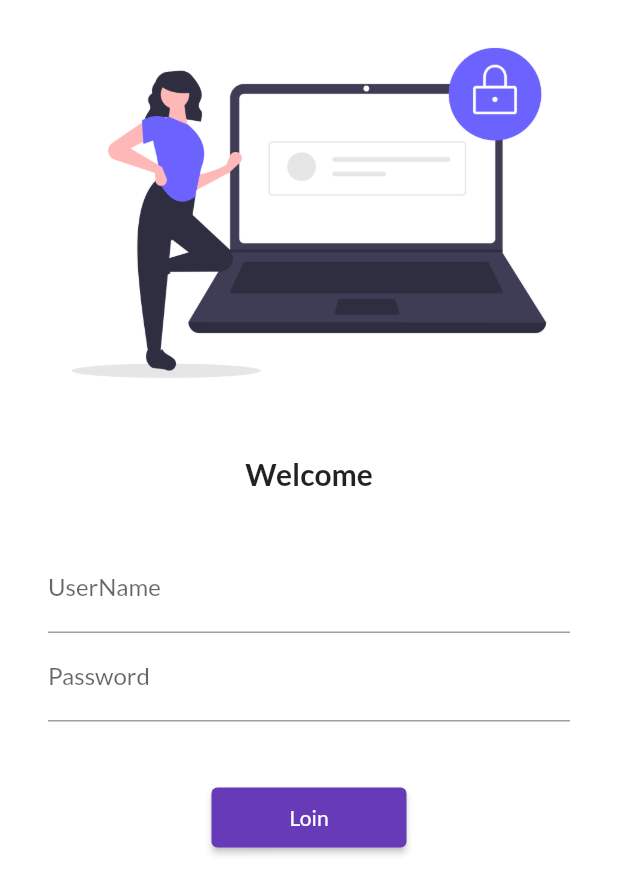
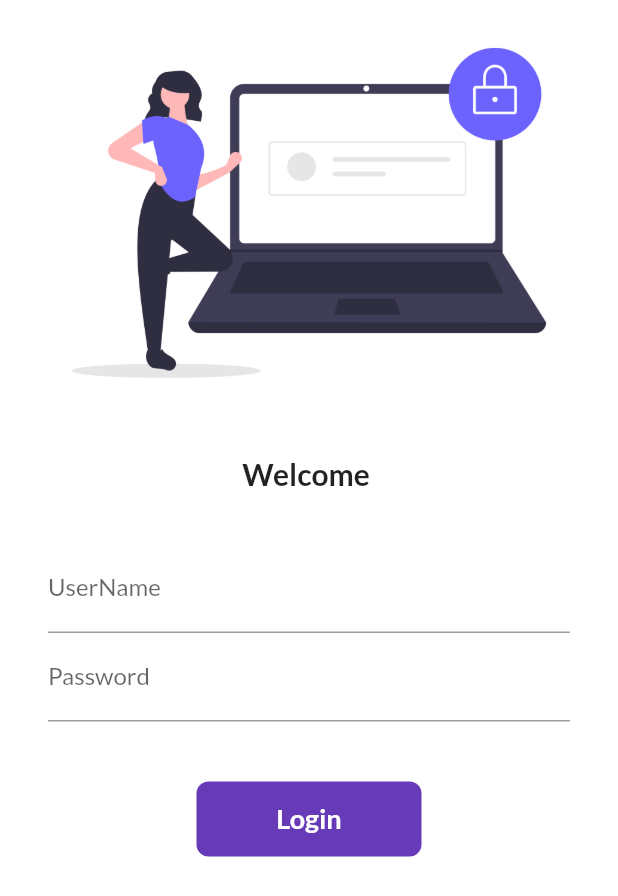
Before and after one commit to anilghimire133/catalog, a Flutter app: the screen it shows after launch, on a phone screen of 412 x 824 dp. Shown: the top 896 px of the screen. Run offline on Flutter 3.47's test engine with Material 2 defaults, Android fonts, the phone set to English and light mode, and no system bars; our stand-ins replace google_fonts.

Commit message:
day6 complted

```diff
--- a/lib/pages/login_page.dart
+++ b/lib/pages/login_page.dart
@@ -1,7 +1,14 @@
 import 'package:flutter/material.dart';
 import 'package:flutter_catalog/utils/routes.dart';
 
-class LoginPage extends StatelessWidget {
+class LoginPage extends StatefulWidget {
+  @override
+  _LoginPageState createState() => _LoginPageState();
+}
+
+class _LoginPageState extends State<LoginPage> {
+  String name = "";
+  bool changeButton = false;
   @override
   Widget build(BuildContext context) {
     return Material(
@@ -16,7 +23,7 @@ class LoginPage extends StatelessWidget {
                 height: 20,
               ),
               Text(
-                "Welcome",
+                "Welcome $name",
                 style: TextStyle(fontSize: 20, fontWeight: FontWeight.bold),
               ),
               SizedBox(
@@ -30,6 +37,10 @@ class LoginPage extends StatelessWidget {
                     TextFormField(
                       decoration: InputDecoration(
                           hintText: "Enter Name", labelText: "UserName"),
+                      onChanged: (value) {
+                        name = value;
+                        setState(() {});
+                      },
                     ),
                     TextFormField(
                       obscureText: true,
@@ -41,13 +52,39 @@ class LoginPage extends StatelessWidget {
                     SizedBox(
                       height: 40,
                     ),
-                    ElevatedButton(
-                      style: TextButton.styleFrom(minimumSize: Size(130, 40)),
-                      child: Text("Loin"),
-                      onPressed: () {
+                    InkWell(
+                      onTap: () async {
+                        setState(() {
+                          changeButton = true;
+                        });
+                        await Future.delayed(Duration(seconds: 1));
                         Navigator.pushNamed(context, MyRoutes.homeRoute);
                       },
+                      child: AnimatedContainer(
+                        duration: Duration(seconds: 1),
+                        width: changeButton ? 50 : 150,
+                        height: 50,
+                        alignment: Alignment.center,
+                        child:changeButton ? Icon(Icons.done):Text(
+                          "Login",
+                          style: TextStyle(
+                              color: Colors.white,
+                              fontWeight: FontWeight.bold,
+                              fontSize: 18),
+                        ),
+                        decoration: BoxDecoration(
+                            color: Colors.deepPurple,
+                            borderRadius:
+                                BorderRadius.circular(changeButton ? 50 : 8)),
+                      ),
                     )
+                    // ElevatedButton(
+                    //   style: TextButton.styleFrom(minimumSize: Size(130, 40)),
+                    //   child: Text("Loin"),
+                    //   onPressed: () {
+                    //     Navigator.pushNamed(context, MyRoutes.homeRoute);
+                    //   },
+                    // )
                   ],
                 ),
               )
```
